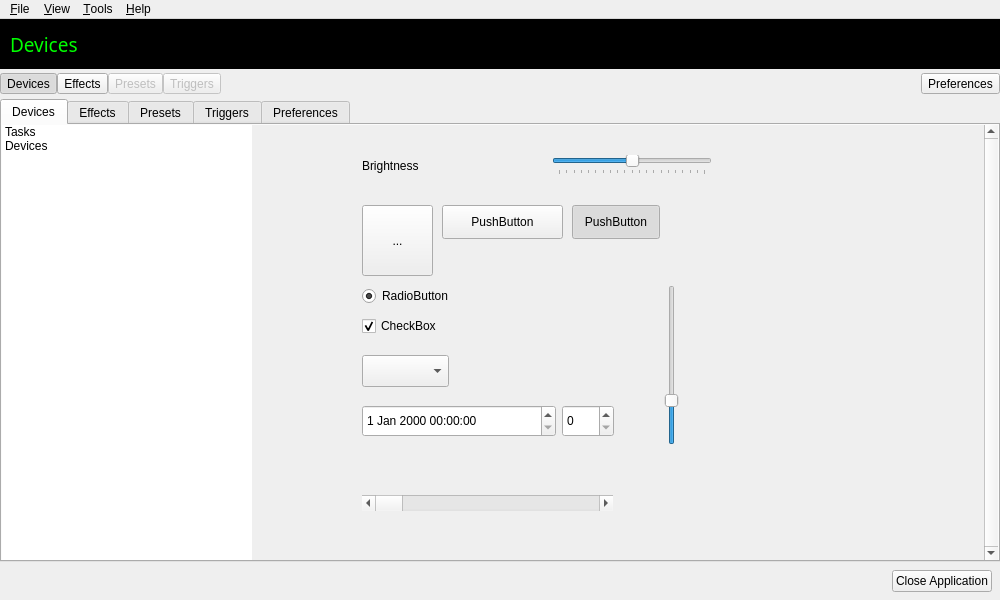
The window that data/ui/main.ui (polychromatic/polychromatic) describes before a commit, drawn with Qt 5.
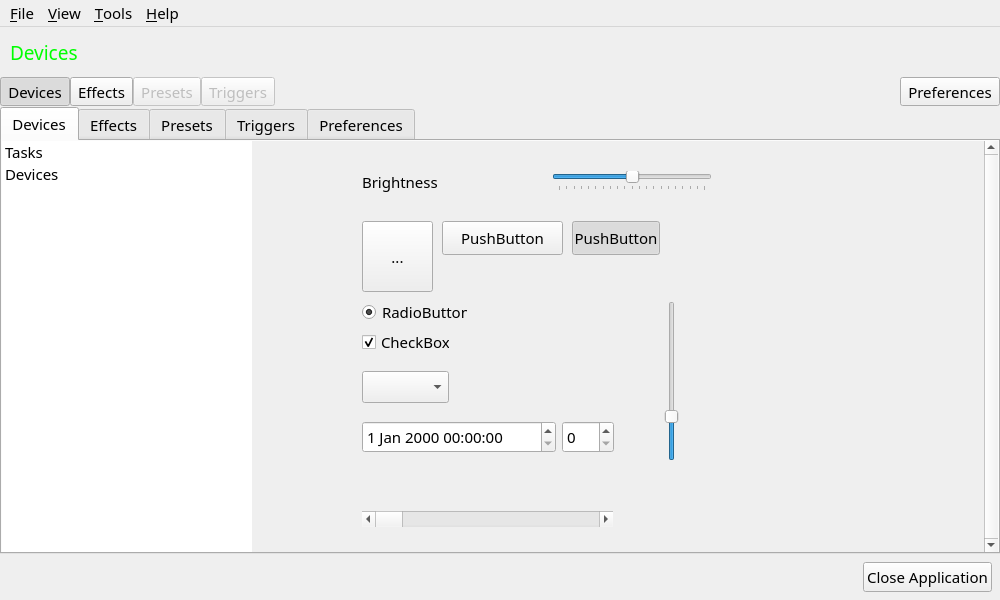
The same window after the commit. Icons and pictures are not drawn.

Commit message: Controller: Update header graphics

```diff
--- a/data/ui/main.ui
+++ b/data/ui/main.ui
@@ -10,6 +10,12 @@
     <height>600</height>
    </rect>
   </property>
+  <property name="font">
+   <font>
+    <family>Play</family>
+    <pointsize>11</pointsize>
+   </font>
+  </property>
   <property name="windowTitle">
    <string>Polychromatic</string>
   </property>
@@ -52,7 +58,7 @@
        </size>
       </property>
       <property name="styleSheet">
-       <string notr="true">#Header { background-color: #000; background-position: right bottom; background-repeat: no-repeat; }</string>
+       <string notr="true"/>
       </property>
       <layout class="QHBoxLayout" name="horizontalLayout">
        <property name="leftMargin">
```
The commit also changes 9 other files.
